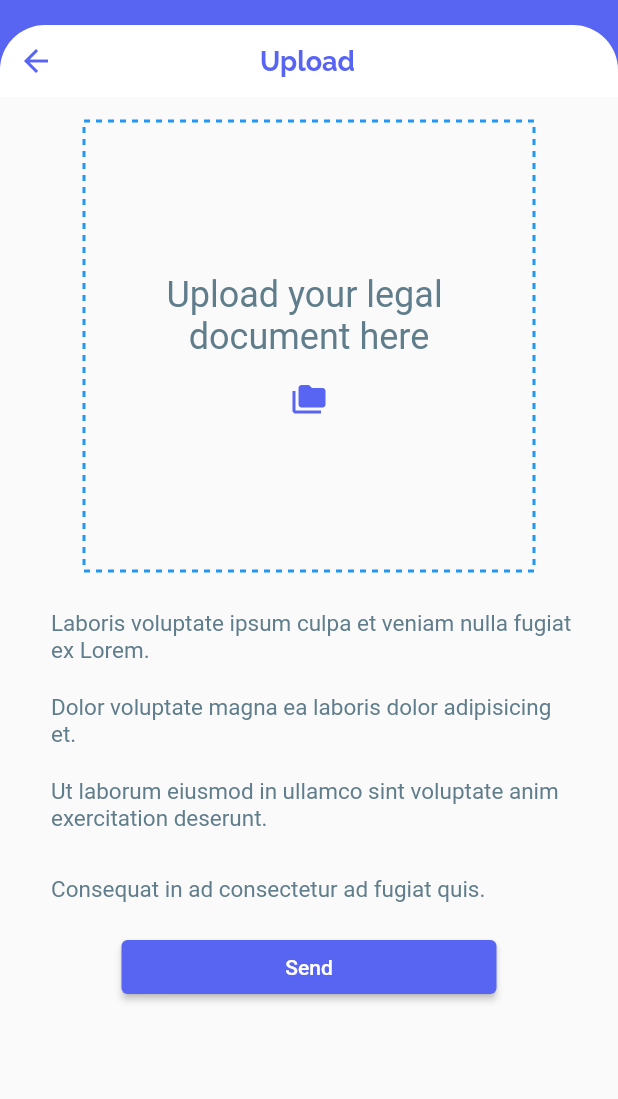
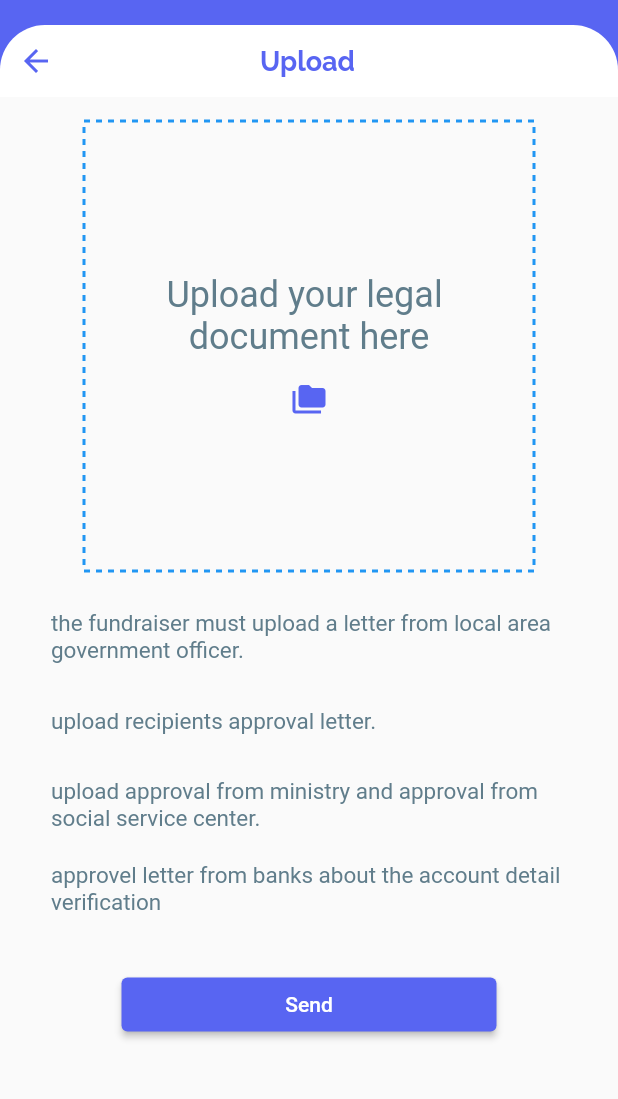
Before and after one commit to AmithGamagedara/Companion_FlutterUI, a Flutter app: the UploadFilePage screen opened directly, on a phone screen of 412 x 824 dp, the part 59-1158 px from its top. Run offline on Flutter 3.47's test engine with Material 2 defaults, Android fonts, the phone set to English and light mode, and no system bars; drawn by our look-alikes of dotted_border; our stand-ins replace cached_network_image, curved_navigation_bar, file_picker, flutter_svg, google_fonts, image_picker and 2 more; missing offline and left inert: flutter_paypal; accounts and stored records are empty; network calls fail.

Commit message:
updated: donation

```diff
--- a/lib/common/ui/forms/uploadFile.dart
+++ b/lib/common/ui/forms/uploadFile.dart
@@ -142,12 +142,13 @@ class _UploadFilePageState extends State<UploadFilePage> {
             const SizedBox(height: 16),
             const PointedTextList(
               items: [
-                'Laboris voluptate ipsum culpa et veniam nulla fugiat ex Lorem.',
-                'Dolor voluptate magna ea laboris dolor adipisicing et.',
-                'Ut laborum eiusmod in ullamco sint voluptate anim exercitation deserunt.',
-                'Consequat in ad consectetur ad fugiat quis.',
+                'the fundraiser must upload a letter from local area government officer.',
+                'upload recipients approval letter.',
+                'upload approval from ministry and approval from social service center.',
+                'approvel letter from banks about the account detail verification',
               ],
             ),
+            SizedBox(height: 25,),
             SizedBox(width: 250, child: Builder(
               builder: (context) => ElevatedButton(
                 onPressed: () {
```
Also changed, not shown: lib/common/ui/pages/fullPost.dart (+17 -1 lines).
